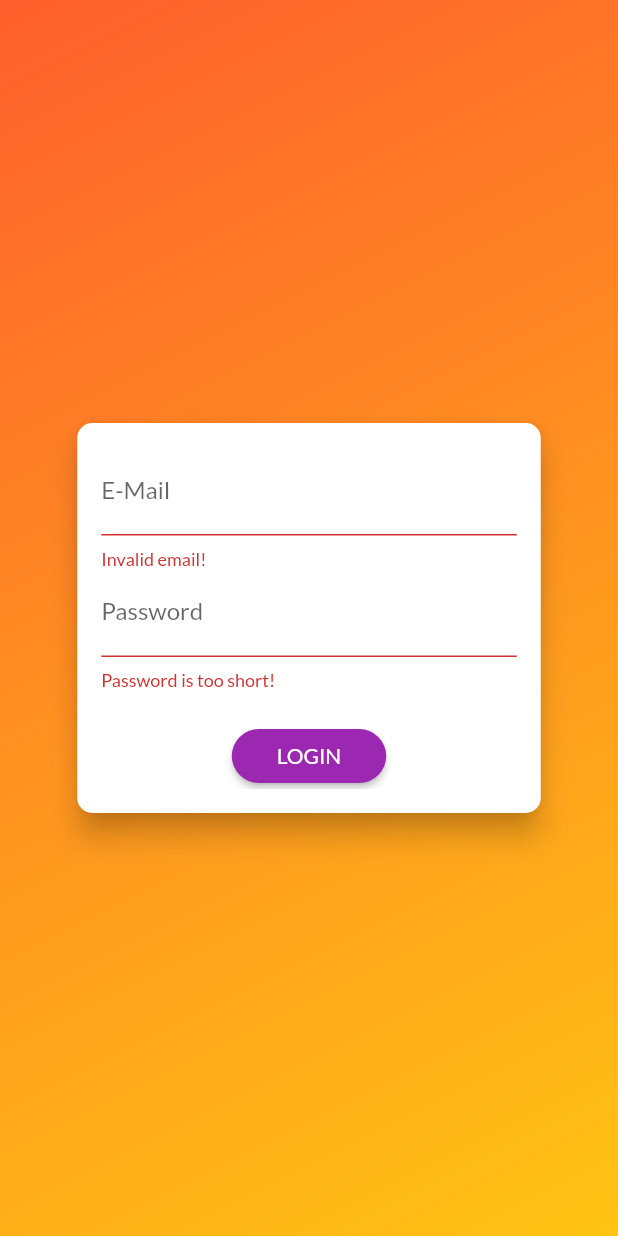
After one commit to vaibhavpuri32/Shop-App, a Flutter app: the screen it shows after launch, after a tap on "LOGIN", on a phone screen of 412 x 824 dp. The commit adds this screen. Run offline on Flutter 3.47's test engine with Material 2 defaults, Android fonts, the phone set to English and light mode, and no system bars; network calls fail.

Commit message:
first commit

```diff
--- a/lib/main.dart
+++ b/lib/main.dart
@@ -9,6 +9,8 @@ import './providers/orders.dart';
 import './screens/orders_screen.dart';
 import './screens/user_product_screen.dart';
 import './screens/edit_product_screen.dart';
+import './screens/auth_screen.dart';
+import './providers/auth.dart';
 
 void main() => runApp(MyApp());
 
@@ -18,31 +20,38 @@ class MyApp extends StatelessWidget {
     return MultiProvider(
       providers: [
         ChangeNotifierProvider.value(
-          value: Products(),
+          value: Auth(),
+        ),
+        ChangeNotifierProxyProvider<Auth, Products>(
+          update: (ctx, auth, previousProduct) =>
+              Products(auth.token,auth.userId, previousProduct==null?[]:previousProduct.items),
         ),
         ChangeNotifierProvider.value(
           value: Cart(),
         ),
-        ChangeNotifierProvider.value(
-          value: Orders(),
-        )
+        ChangeNotifierProxyProvider<Auth,Orders>(
+          update: (ctx, auth, previousOrders) =>
+              Orders(auth.token,auth.userId, previousOrders==null?[]:previousOrders.orders),
 
+        ),
       ],
-      child: MaterialApp(
+      child: Consumer<Auth>(
+        builder: (ctx, auth, _) => MaterialApp(
             title: 'My Shop',
             theme: ThemeData(
               primarySwatch: Colors.purple,
               accentColor: Colors.deepOrange,
               fontFamily: 'Lato',
             ),
-          home: ProductsOverviewScreen(),
+            home: auth.isAuth ? ProductsOverviewScreen() : AuthScreen(),
             routes: {
               ProductDetailScreen.routeName: (ctx) => ProductDetailScreen(),
               CartScreen.routeName: (ctx) => CartScreen(),
               OrderScreen.routeName: (ctx) => OrderScreen(),
               UserProductScreen.routeName: (ctx) => UserProductScreen(),
-            EditProductScreen.routeName: (ctx)=> EditProductScreen()
+              EditProductScreen.routeName: (ctx) => EditProductScreen()
             }),
+      ),
     );
   }
 }
--- /dev/null
+++ b/lib/providers/auth.dart
@@ -0,0 +1,77 @@
+import 'package:cart/models/http_exception.dart';
+import 'package:flutter/foundation.dart';
+import 'package:flutter/material.dart';
+import 'package:flutter/widgets.dart';
+import 'dart:convert';
+
+import 'package:http/http.dart' as http;
+
+class Auth extends ChangeNotifier {
+  String _token;
+  DateTime _expiryDate;
+  String _userId;
+
+
+  bool get isAuth {
+    return token != null;
+  }
+
+  String get token {
+    if (_expiryDate != null &&
+        _expiryDate.isAfter(DateTime.now()) &&
+        _token != null) {
+      return _token;
+    }
+    return null;
+  }
+
+  String get userId
+  {
+    return _userId;
+  }
+
+  void logout()
+  {
+    _token = null;
+    _expiryDate = null;
+    _userId = null;
+    notifyListeners();
+  }
+
+  Future<void> _authenticate(
+      String email, String password, String urlsegment) async {
+    try {
+      final url =
+          "https://identitytoolkit.googleapis.com/v1/accounts:$urlsegment?key=AIzaSyBPZyd7um7TokTLMQYTWVudCXmz-dUmaIA";
+      final response = await http.post(url,
+          body: json.encode({
+            'email': email,
+            'password': password,
+            'returnSecureToken': true
+          }));
+
+      final responseData = json.decode(response.body);
+      if (responseData['error'] != null) {
+        throw HttpException(responseData['error']['message']);
+      }
+      _token = responseData['idToken'];
+      _userId = responseData['localId'];
+      _expiryDate = DateTime.now()
+          .add(Duration(seconds: int.parse(responseData['expiresIn'])));
+
+      notifyListeners();
+    } catch (error) {
+      throw error;
+    }
+
+    //print(json.decode(response.body));
+  }
+
+  Future<void> signup(String email, String password) async {
+    return _authenticate(email, password, "signUp");
+  }
+
+  Future<void> login(String email, String password) async {
+    return _authenticate(email, password, "signInWithPassword");
+  }
+}
--- a/lib/providers/orders.dart
+++ b/lib/providers/orders.dart
@@ -19,13 +19,16 @@ class OrderItem with ChangeNotifier {
 
 class Orders with ChangeNotifier {
   List<OrderItem> _orders = [];
+  final String authToken;
+  final String userId;
+  Orders(this.authToken,this.userId,this._orders);
 
   List<OrderItem> get orders {
     return [..._orders];
   }
 
   Future<void> fetchAndSetOrders() async {
-    const url = 'https://shop-app-aa1d4.firebaseio.com/orders.json';
+    final url = 'https://shop-app-aa1d4.firebaseio.com/orders/$userId.json?auth=$authToken';
     final response = await http.get(url);
     final List<OrderItem> loadedOrders = [];
     final extractedData = json.decode(response.body) as Map<String, dynamic>;
@@ -56,7 +59,7 @@ class Orders with ChangeNotifier {
   }
 
   Future<void> addOrders(List<CartItem> cartProducts, double total) async {
-    const url = 'https://shop-app-aa1d4.firebaseio.com/orders.json';
+    final url = 'https://shop-app-aa1d4.firebaseio.com/orders/$userId.json?auth=$authToken';
     final timestamp = DateTime.now();
     final response = await http.post(
       url,
--- /dev/null
+++ b/lib/screens/auth_screen.dart
@@ -0,0 +1,267 @@
+import 'dart:math';
+import 'package:flutter/material.dart';
+import 'package:provider/provider.dart';
+import '../providers/auth.dart';
+import '../models/http_exception.dart';
+
+enum AuthMode { Signup, Login }
+
+class AuthScreen extends StatelessWidget {
+  static const routeName = '/auth';
+
+  @override
+  Widget build(BuildContext context) {
+    final deviceSize = MediaQuery.of(context).size;
+    // final transformConfig = Matrix4.rotationZ(-8 * pi / 180);
+    // transformConfig.translate(-10.0);
+    return Scaffold(
+      // resizeToAvoidBottomInset: false,
+      body: Stack(
+        children: <Widget>[
+          Container(
+            decoration: BoxDecoration(
+              gradient: LinearGradient(
+                colors: [
+                  Colors.deepOrange.withOpacity(0.95),
+                  Colors.amber.withOpacity(0.95),
+                ],
+                begin: Alignment.topLeft,
+                end: Alignment.bottomRight,
+                stops: [0, 1],
+              ),
+            ),
+          ),
+          SingleChildScrollView(
+            child: Container(
+              height: deviceSize.height,
+              width: deviceSize.width,
+              child: Column(
+                mainAxisAlignment: MainAxisAlignment.center,
+                crossAxisAlignment: CrossAxisAlignment.center,
+                children: <Widget>[
+                  /*Flexible(
+                    child: Container(
+                      margin: EdgeInsets.only(bottom: 20.0),
+                      padding:
+                          EdgeInsets.symmetric(vertical: 8.0, horizontal: 94.0),
+                      transform: Matrix4.rotationZ(-8 * pi / 180)
+                        ..translate(-10.0),
+                      // ..translate(-10.0),
+                      decoration: BoxDecoration(
+                        borderRadius: BorderRadius.circular(20),
+                        color: Colors.deepOrange.shade900,
+                        boxShadow: [
+                          BoxShadow(
+                            blurRadius: 8,
+                            color: Colors.black26,
+                            offset: Offset(0, 2),
+                          )
+                        ],
+                      ),
+                      child: Text(
+                        'MyShop',
+                        style: TextStyle(
+                          color: Theme.of(context).accentTextTheme.title.color,
+                          fontSize: 50,
+                          fontFamily: 'Anton',
+                          fontWeight: FontWeight.normal,
+                        ),
+                      ),
+                    ),
+                  )*/
+                  Flexible(
+                    flex: deviceSize.width > 600 ? 2 : 1,
+                    child: AuthCard(),
+                  ),
+                ],
+              ),
+            ),
+          ),
+        ],
+      ),
+    );
+  }
+}
+
+class AuthCard extends StatefulWidget {
+  const AuthCard({
+    Key key,
+  }) : super(key: key);
+
+  @override
+  _AuthCardState createState() => _AuthCardState();
+}
+
+class _AuthCardState extends State<AuthCard> {
+  final GlobalKey<FormState> _formKey = GlobalKey();
+  AuthMode _authMode = AuthMode.Login;
+  Map<String, String> _authData = {
+    'email': '',
+    'password': '',
+  };
+  var _isLoading = false;
+  final _passwordController = TextEditingController();
+
+  Future<void> _submit() async {
+    if (!_formKey.currentState.validate()) {
+      // Invalid!
+      return;
+    }
+
+    void _showErrorDialog(String message) {
+      showDialog(
+        context: context,
+        builder: (ctx) => AlertDialog(
+          title: Text('An Error Occurred!'),
+          content: Text(message),
+          actions: <Widget>[
+            FlatButton(
+              child: Text('Okay'),
+              onPressed: () {
+                Navigator.of(ctx).pop();
+              },
+            )
+          ],
+        ),
+      );
+    }
+
+    _formKey.currentState.save();
+    setState(() {
+      _isLoading = true;
+    });
+    try {
+      if (_authMode == AuthMode.Login) {
+        await Provider.of<Auth>(context, listen: false)
+            .login(_authData['email'], _authData['password']);
+      } else {
+        await Provider.of<Auth>(context, listen: false)
+            .signup(_authData['email'], _authData['password']);
+      }
+    } on HttpException catch (error) {
+      var errorMessage = 'Authentication failed';
+      if (error.toString().contains('EMAIL_EXISTS')) {
+        errorMessage = 'This email address is already in use.';
+      } else if (error.toString().contains('INVALID_EMAIL')) {
+        errorMessage = 'This is not a valid email address';
+      } else if (error.toString().contains('WEAK_PASSWORD')) {
+        errorMessage = 'This password is too weak.';
+      } else if (error.toString().contains('EMAIL_NOT_FOUND')) {
+        errorMessage = 'Could not find a user with that email.';
+      } else if (error.toString().contains('INVALID_PASSWORD')) {
+        errorMessage = 'Invalid password.';
+      }
+      _showErrorDialog(errorMessage);
+    } catch (error) {
+      const errorMessage =
+          'Could not authenticate you. Please try again later.';
+      _showErrorDialog(errorMessage);
+    }
+    setState(() {
+      _isLoading = false;
+    });
+  }
+
+  void _switchAuthMode() {
+    if (_authMode == AuthMode.Login) {
+      setState(() {
+        _authMode = AuthMode.Signup;
+      });
+    } else {
+      setState(() {
+        _authMode = AuthMode.Login;
+      });
+    }
+  }
+
+  @override
+  Widget build(BuildContext context) {
+    final deviceSize = MediaQuery.of(context).size;
+    return Card(
+      shape: RoundedRectangleBorder(
+        borderRadius: BorderRadius.circular(10.0),
+      ),
+      elevation: 8.0,
+      child: Container(
+        height: _authMode == AuthMode.Signup ? 320 : 260,
+        constraints:
+            BoxConstraints(minHeight: _authMode == AuthMode.Signup ? 320 : 260),
+        width: deviceSize.width * 0.75,
+        padding: EdgeInsets.all(16.0),
+        child: Form(
+          key: _formKey,
+          child: SingleChildScrollView(
+            child: Column(
+              children: <Widget>[
+                TextFormField(
+                  decoration: InputDecoration(labelText: 'E-Mail'),
+                  keyboardType: TextInputType.emailAddress,
+                  validator: (value) {
+                    if (value.isEmpty || !value.contains('@')) {
+                      return 'Invalid email!';
+                    }
+                  },
+                  onSaved: (value) {
+                    _authData['email'] = value;
+                  },
+                ),
+                TextFormField(
+                  decoration: InputDecoration(labelText: 'Password'),
+                  obscureText: true,
+                  controller: _passwordController,
+                  validator: (value) {
+                    if (value.isEmpty || value.length < 5) {
+                      return 'Password is too short!';
+                    }
+                  },
+                  onSaved: (value) {
+                    _authData['password'] = value;
+                  },
+                ),
+                if (_authMode == AuthMode.Signup)
+                  TextFormField(
+                    enabled: _authMode == AuthMode.Signup,
+                    decoration: InputDecoration(labelText: 'Confirm Password'),
+                    obscureText: true,
+                    validator: _authMode == AuthMode.Signup
+                        ? (value) {
+                            if (value != _passwordController.text) {
+                              return 'Passwords do not match!';
+                            }
+                          }
+                        : null,
+                  ),
+                SizedBox(
+                  height: 20,
+                ),
+                if (_isLoading)
+                  CircularProgressIndicator()
+                else
+                  RaisedButton(
+                    child:
+                        Text(_authMode == AuthMode.Login ? 'LOGIN' : 'SIGN UP'),
+                    onPressed: _submit,
+                    shape: RoundedRectangleBorder(
+                      borderRadius: BorderRadius.circular(30),
+                    ),
+                    padding:
+                        EdgeInsets.symmetric(horizontal: 30.0, vertical: 8.0),
+                    color: Theme.of(context).primaryColor,
+                    textColor: Theme.of(context).primaryTextTheme.button.color,
+                  ),
+                FlatButton(
+                  child: Text(
+                      '${_authMode == AuthMode.Login ? 'SIGNUP' : 'LOGIN'} INSTEAD'),
+                  onPressed: _switchAuthMode,
+                  padding: EdgeInsets.symmetric(horizontal: 30.0, vertical: 4),
+                  materialTapTargetSize: MaterialTapTargetSize.shrinkWrap,
+                  textColor: Theme.of(context).primaryColor,
+                ),
+              ],
+            ),
+          ),
+        ),
+      ),
+    );
+  }
+}
--- a/lib/screens/products_overview_screen.dart
+++ b/lib/screens/products_overview_screen.dart
@@ -13,6 +13,7 @@ enum FilterOptions {
 }
 
 class ProductsOverviewScreen extends StatefulWidget {
+
   @override
   State<StatefulWidget> createState() {
     // TODO: implement createState
--- a/lib/widgets/product_item.dart
+++ b/lib/widgets/product_item.dart
@@ -3,6 +3,7 @@ import 'package:provider/provider.dart';
 import '../providers/cart.dart';
 import '../screens/product_detail_screen.dart';
 import '../providers/product.dart';
+import '../providers/auth.dart';
 
 class ProductItem extends StatelessWidget {
   // final String id;
@@ -15,6 +16,7 @@ class ProductItem extends StatelessWidget {
   Widget build(BuildContext context) {
     final product = Provider.of<Product>(context, listen: false);
     final cart = Provider.of<Cart>(context, listen: false);
+    final authData = Provider.of<Auth>(context);
     return ClipRRect(
       borderRadius: BorderRadius.circular(10),
       child: GridTile(
@@ -42,7 +44,7 @@ class ProductItem extends StatelessWidget {
                       .of(context)
                       .accentColor,
                   onPressed: () {
-                    product.toggleFavoriteStatus();
+                    product.toggleFavoriteStatus(authData.token, authData.userId);
                   },
                 ),
           ),
```
Also changed, not shown: lib/providers/product.dart (+6 -6 lines), lib/providers/products.dart (+23 -10 lines), lib/screens/user_product_screen.dart (+14 -4 lines), lib/widgets/app_drawer.dart (+12 -1 lines). Lines whose indentation alone changed are shown as unchanged.
